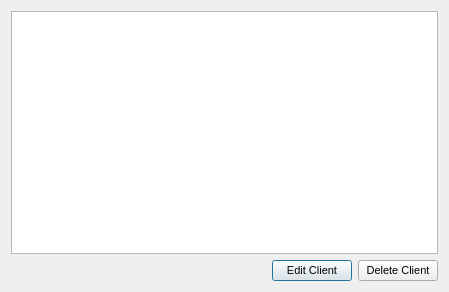
mariedegen/QtProject, file searchclient.ui: the form before one commit.
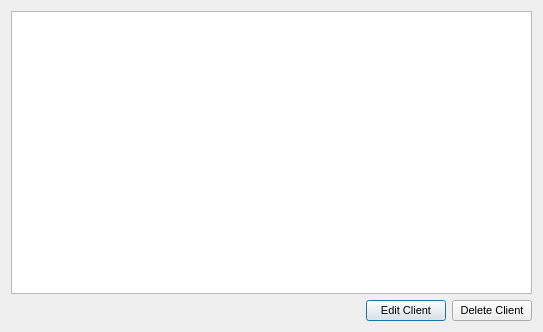
The form after the commit.

```diff
--- a/searchclient.ui
+++ b/searchclient.ui
@@ -9,8 +9,8 @@
    <rect>
     <x>0</x>
     <y>0</y>
-    <width>449</width>
-    <height>292</height>
+    <width>543</width>
+    <height>332</height>
    </rect>
   </property>
   <property name="font">
```
